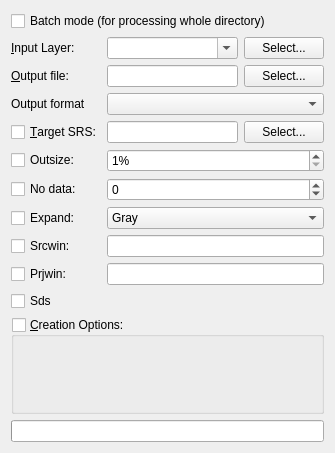
The window that qgis/python/plugins/GdalTools/tools/widgetTranslate.ui (sourcepole/qgis) describes before a commit, drawn with Qt 5.
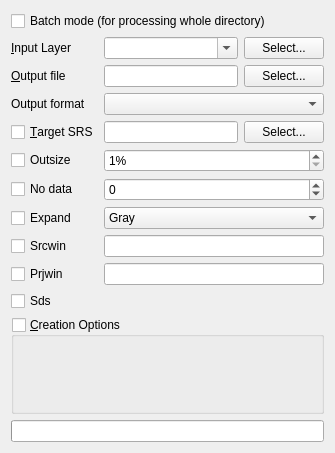
The same window after the commit. Custom widgets are drawn as their Qt base class.

```diff
--- a/qgis/python/plugins/GdalTools/tools/widgetTranslate.ui
+++ b/qgis/python/plugins/GdalTools/tools/widgetTranslate.ui
@@ -32,7 +32,7 @@
      <item row="0" column="0">
       <widget class="QLabel" name="label_3">
        <property name="text">
-        <string>&amp;Input Layer:</string>
+        <string>&amp;Input Layer</string>
        </property>
        <property name="buddy">
         <cstring>inputLayerCombo</cstring>
@@ -69,7 +69,7 @@
      <item row="1" column="0">
       <widget class="QLabel" name="label_2">
        <property name="text">
-        <string>&amp;Output file:</string>
+        <string>&amp;Output file</string>
        </property>
        <property name="buddy">
         <cstring>selectOutputFileButton</cstring>
@@ -117,7 +117,7 @@
      <item row="3" column="0">
       <widget class="QCheckBox" name="targetSRSCheck">
        <property name="text">
-        <string>&amp;Target SRS:</string>
+        <string>&amp;Target SRS</string>
        </property>
       </widget>
      </item>
@@ -154,7 +154,7 @@
         <string>Percentage to resize image. This will change pixel size/image resolution accordingly: 25% will create an image with pixels 4x larger.</string>
        </property>
        <property name="text">
-        <string>Outsize:</string>
+        <string>Outsize</string>
        </property>
       </widget>
      </item>
@@ -186,7 +186,7 @@
         <string>Assign a specified nodata value to output bands.</string>
        </property>
        <property name="text">
-        <string>No data:</string>
+        <string>No data</string>
        </property>
       </widget>
      </item>
@@ -198,7 +198,7 @@
 The 'gray' value (from GDAL 1.7.0) enables to expand a dataset with a color table that only contains gray levels to a gray indexed dataset.</string>
        </property>
        <property name="text">
-        <string>Expand:</string>
+        <string>Expand</string>
        </property>
       </widget>
      </item>
@@ -232,7 +232,7 @@
         <string>Selects a subwindow from the source image for copying based on pixel/line location. (Enter Xoff Yoff Xsize Ysize)</string>
        </property>
        <property name="text">
-        <string>Srcwin:</string>
+        <string>Srcwin</string>
        </property>
       </widget>
      </item>
@@ -249,7 +249,7 @@
         <string>Selects a subwindow from the source image for copying (like -srcwin) but with the corners given in georeferenced coordinates. (Enter ulx uly lrx lry)</string>
        </property>
        <property name="text">
-        <string>Prjwin:</string>
+        <string>Prjwin</string>
        </property>
       </widget>
      </item>
@@ -294,7 +294,7 @@
    <item>
     <widget class="QGroupBox" name="creationGroupBox">
      <property name="title">
-      <string>&amp;Creation Options:</string>
+      <string>&amp;Creation Options</string>
      </property>
      <property name="checkable">
       <bool>true</bool>
```
